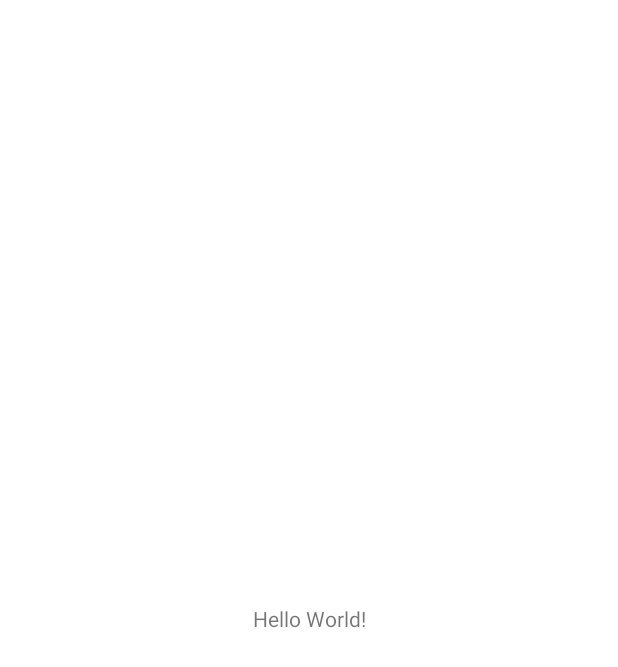
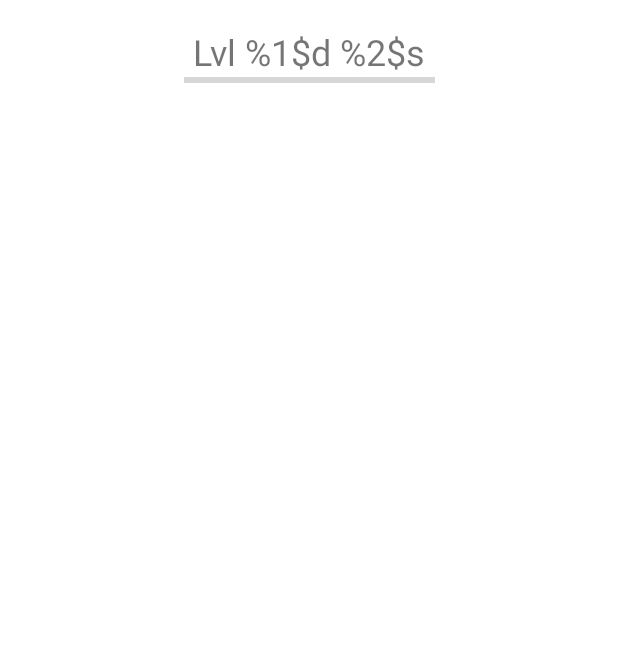
Before and after one commit to bjyoung/Level-Up, an Android app: the screen it shows after launch (MainActivity), on a phone screen of 412 x 824 dp. Before the commit the part shown is almost empty. Shown: the top 667 px of the screen. Run offline under Robolectric (Android 15) with nearby library versions, the phone set to English and light mode, and no system bars.

Commit message:
Add username and level header and experience bar

```diff
--- a/app/src/main/res/layout/activity_main.xml
+++ b/app/src/main/res/layout/activity_main.xml
@@ -7,12 +7,25 @@
     tools:context=".MainActivity">
 
     <TextView
+        android:id="@+id/username"
         android:layout_width="wrap_content"
         android:layout_height="wrap_content"
-        android:text="Hello World!"
-        app:layout_constraintBottom_toBottomOf="parent"
+        android:layout_marginTop="18dp"
+        android:text="@string/username_level_header"
+        android:textSize="24sp"
         app:layout_constraintEnd_toEndOf="parent"
         app:layout_constraintStart_toStartOf="parent"
         app:layout_constraintTop_toTopOf="parent" />
 
+    <ProgressBar
+        android:id="@+id/progressBar"
+        style="?android:attr/progressBarStyleHorizontal"
+        android:layout_width="167dp"
+        android:layout_height="6dp"
+        android:max="100"
+        android:progress="0"
+        app:layout_constraintEnd_toEndOf="parent"
+        app:layout_constraintStart_toStartOf="parent"
+        app:layout_constraintTop_toBottomOf="@+id/username" />
+
 </androidx.constraintlayout.widget.ConstraintLayout>
--- a/app/src/main/res/values/strings.xml
+++ b/app/src/main/res/values/strings.xml
@@ -1,6 +1,7 @@
 <resources>
     <string name="app_name">Level Up</string>
-    <string name="placeholder_name">Username</string>
-    <string name="level_acronym">Lvl</string>
+    <string name="username_level_header">Lvl %1$d %2$s</string>
+    <string name="placeholder_username">Username</string>
+    <string name="placeholder_level">\?\?\?</string>
     <string name="placeholder_quest_name">\?\?\?</string>
 </resources>
```
